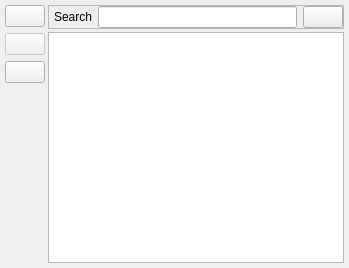
Qt form PageSnippets.ui (congchenutd/papernet) before a commit.
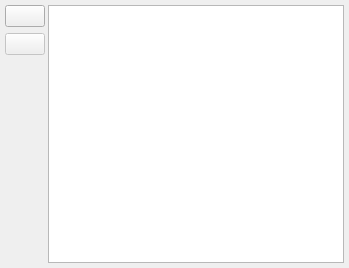
The same form after that commit. Icons and pictures are not drawn.

Commit message: move search to toolbar

```diff
--- a/PageSnippets.ui
+++ b/PageSnippets.ui
@@ -20,7 +20,7 @@
    <property name="spacing">
     <number>3</number>
    </property>
-   <item row="0" column="0" rowspan="2">
+   <item row="0" column="0">
     <layout class="QVBoxLayout" name="verticalLayout">
      <item>
       <widget class="QPushButton" name="btAdd">
@@ -59,26 +59,6 @@
        </property>
       </widget>
      </item>
-     <item>
-      <widget class="QPushButton" name="btSearch">
-       <property name="icon">
-        <iconset resource="MainWindow.qrc">
-         <normaloff>:/MainWindow/Images/Search.png</normaloff>:/MainWindow/Images/Search.png</iconset>
-       </property>
-       <property name="iconSize">
-        <size>
-         <width>32</width>
-         <height>32</height>
-        </size>
-       </property>
-       <property name="shortcut">
-        <string>Ctrl+F</string>
-       </property>
-       <property name="checkable">
-        <bool>true</bool>
-       </property>
-      </widget>
-     </item>
      <item>
       <spacer name="verticalSpacer">
        <property name="orientation">
@@ -95,54 +75,6 @@
     </layout>
    </item>
    <item row="0" column="1">
-    <widget class="QFrame" name="frameSearch">
-     <property name="frameShape">
-      <enum>QFrame::StyledPanel</enum>
-     </property>
-     <property name="frameShadow">
-      <enum>QFrame::Raised</enum>
-     </property>
-     <layout class="QHBoxLayout" name="horizontalLayout">
-      <property name="leftMargin">
-       <number>5</number>
-      </property>
-      <property name="topMargin">
-       <number>0</number>
-      </property>
-      <property name="rightMargin">
-       <number>0</number>
-      </property>
-      <property name="bottomMargin">
-       <number>0</number>
-      </property>
-      <item>
-       <widget class="QLabel" name="label_6">
-        <property name="text">
-         <string>Search</string>
-        </property>
-       </widget>
-      </item>
-      <item>
-       <widget class="QLineEdit" name="leSearch"/>
-      </item>
-      <item>
-       <widget class="QPushButton" name="btCancelSearch">
-        <property name="toolTip">
-         <string>Cancel Search</string>
-        </property>
-        <property name="icon">
-         <iconset resource="MainWindow.qrc">
-          <normaloff>:/MainWindow/Images/Cancel.png</normaloff>:/MainWindow/Images/Cancel.png</iconset>
-        </property>
-        <property name="shortcut">
-         <string>Esc</string>
-        </property>
-       </widget>
-      </item>
-     </layout>
-    </widget>
-   </item>
-   <item row="1" column="1">
     <widget class="QTableView" name="tableView">
      <property name="editTriggers">
       <set>QAbstractItemView::NoEditTriggers</set>
```
The commit also changes 16 other files.
